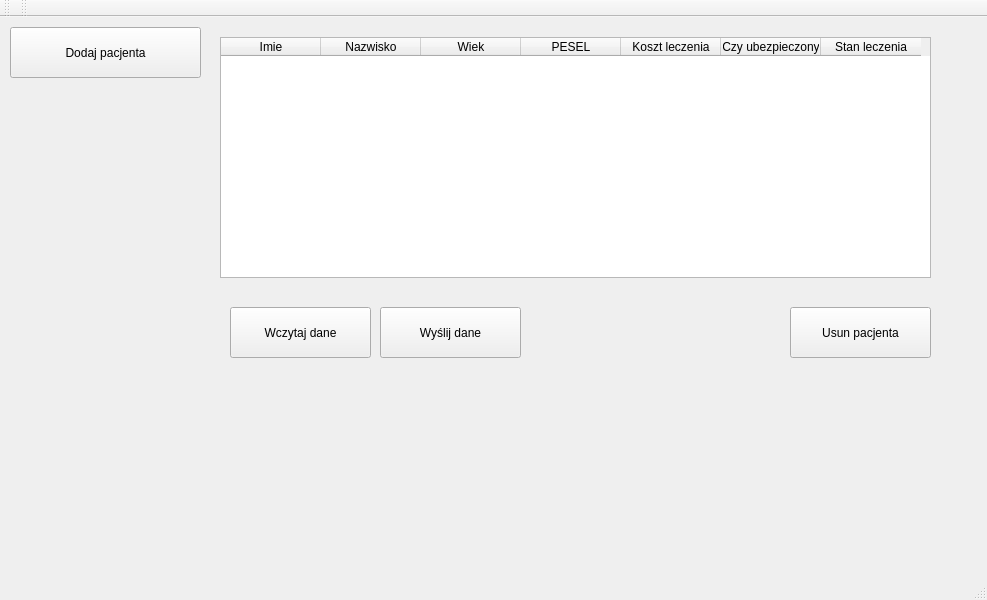
Above: Pacjenci/Pacjenci.ui from Kupsztajn/Jipp before the change. Below: the same form after it.
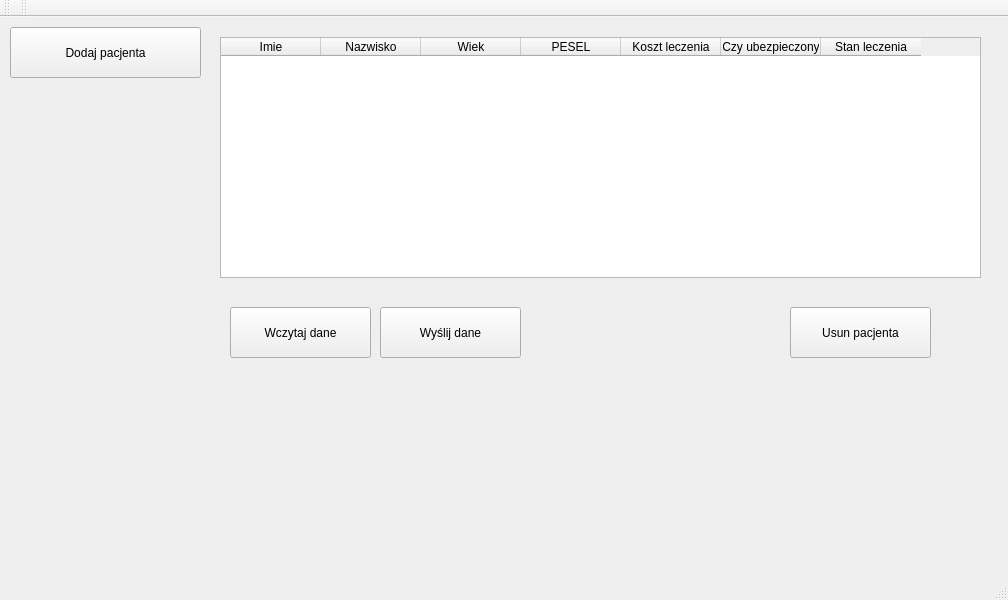
That is the form after the change.

```diff
--- a/Pacjenci/Pacjenci.ui
+++ b/Pacjenci/Pacjenci.ui
@@ -6,7 +6,7 @@
    <rect>
     <x>0</x>
     <y>0</y>
-    <width>987</width>
+    <width>1008</width>
     <height>600</height>
    </rect>
   </property>
@@ -64,7 +64,7 @@
      <rect>
       <x>220</x>
       <y>20</y>
-      <width>711</width>
+      <width>761</width>
       <height>241</height>
      </rect>
     </property>
@@ -102,6 +102,11 @@
      <property name="text">
       <string>Stan leczenia</string>
      </property>
+     <property name="font">
+      <font>
+       <hintingpreference>PreferDefaultHinting</hintingpreference>
+      </font>
+     </property>
     </column>
    </widget>
    <widget class="QPushButton" name="ReadDataButton">
```
Left out of the diff: 2 changed lines with no effect on the pictures.
